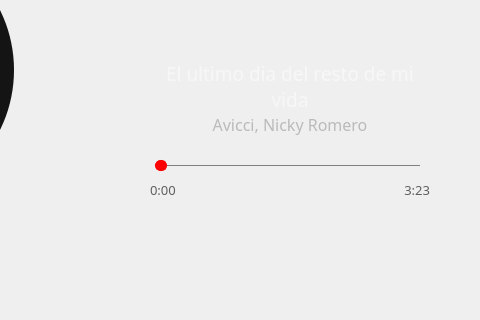
Before: the Qt Designer form GUI_WIDGETS/Dashboard/dashboard.ui in PortiESP/PortiOS, drawn with Qt 5; both pictures show x 320 to 800 and y 160 to 480 of the 800 by 480 pixel window.
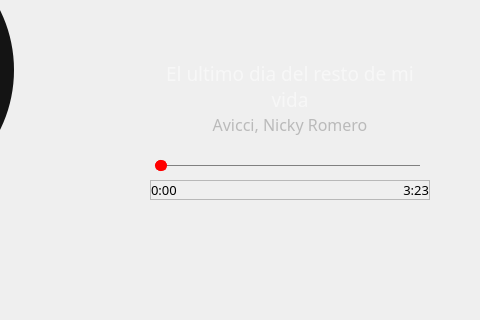
After: the same form once the commit is applied. Icons and pictures are not drawn.

```diff
--- a/GUI_WIDGETS/Dashboard/dashboard.ui
+++ b/GUI_WIDGETS/Dashboard/dashboard.ui
@@ -403,10 +403,6 @@
          <height>20</height>
         </size>
        </property>
-       <property name="styleSheet">
-        <string notr="true">color: rgb(94, 94, 94);
-border:none;</string>
-       </property>
        <property name="frameShape">
         <enum>QFrame::StyledPanel</enum>
        </property>
```
